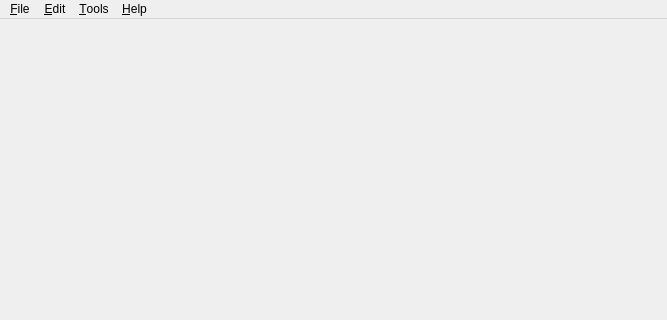
Before: the Qt Designer form qt/aqt/forms/main.ui in ankitects/anki, drawn with Qt 5; both pictures show x 0 to 667 and y 0 to 320 of the 667 by 570 pixel window.
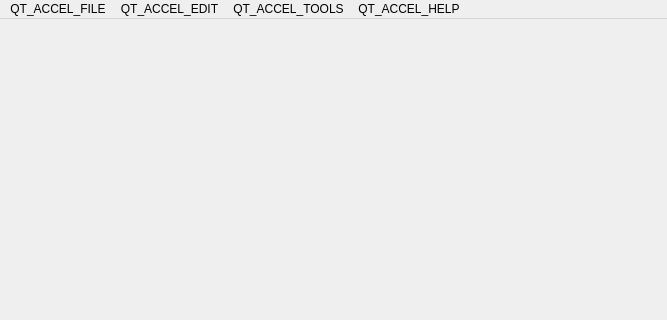
After: the same form once the commit is applied. Icons and pictures are not drawn.

What changed in the file:
```diff
--- a/qt/aqt/forms/main.ui
+++ b/qt/aqt/forms/main.ui
@@ -51,7 +51,7 @@
    </property>
    <widget class="QMenu" name="menuHelp">
     <property name="title">
-     <string>&amp;Help</string>
+     <string>QT_ACCEL_HELP</string>
     </property>
     <addaction name="actionDocumentation"/>
     <addaction name="separator"/>
@@ -60,13 +60,13 @@
    </widget>
    <widget class="QMenu" name="menuEdit">
     <property name="title">
-     <string>&amp;Edit</string>
+     <string>QT_ACCEL_EDIT</string>
     </property>
     <addaction name="actionUndo"/>
    </widget>
    <widget class="QMenu" name="menuCol">
     <property name="title">
-     <string>&amp;File</string>
+     <string>QT_ACCEL_FILE</string>
     </property>
     <addaction name="actionSwitchProfile"/>
     <addaction name="separator"/>
@@ -77,7 +77,7 @@
    </widget>
    <widget class="QMenu" name="menuTools">
     <property name="title">
-     <string>&amp;Tools</string>
+     <string>QT_ACCEL_TOOLS</string>
     </property>
     <addaction name="actionStudyDeck"/>
     <addaction name="actionCreateFiltered"/>
```
Left out of the diff: 42 changed lines with no effect on the pictures.
